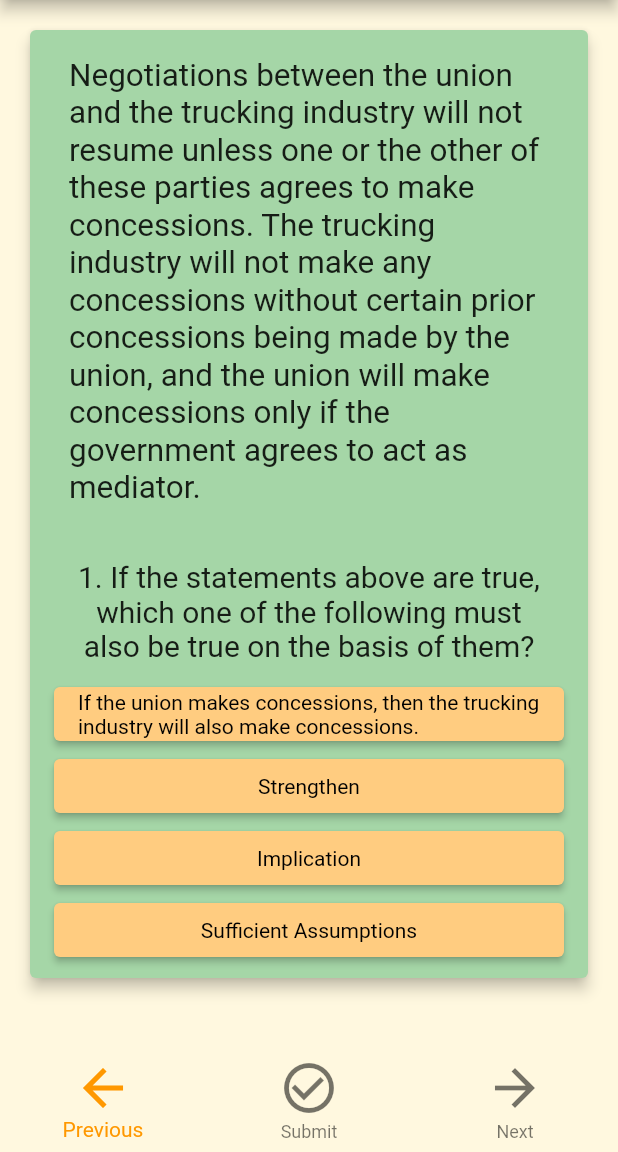
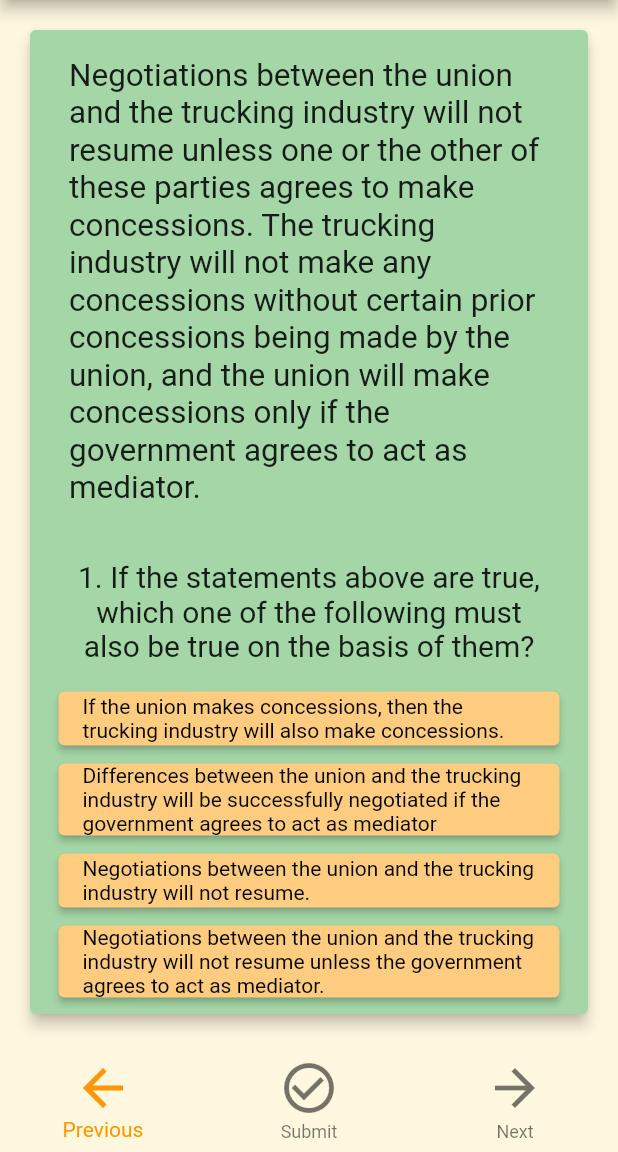
Before and after one commit to bsalloum123/lsat_prep_app_2, a Flutter app: the pTestDesign screen opened directly, on a phone screen of 412 x 824 dp, the part 84-1236 px from its top. Run offline on Flutter 3.47's test engine with Material 2 defaults, Android fonts, the phone set to English and light mode, and no system bars; our stand-ins replace cloud_firestore, firebase_auth, firebase_core, firebase_storage, flip_card, image_picker; accounts and stored records are empty.

Commit message:
added edgeinset to buttons

```diff
--- a/lib/CatRec/answer.dart
+++ b/lib/CatRec/answer.dart
@@ -4,6 +4,7 @@ import 'package:lsat_prep_app_2/colorSchemes.dart';
 class Answer extends StatelessWidget {
   final VoidCallback selectHandler;
   final String answerText;
+
   const Answer(this.selectHandler, this.answerText, {Key? key})
       : super(key: key);
 
@@ -11,13 +12,16 @@ class Answer extends StatelessWidget {
   Widget build(BuildContext context) {
     return SizedBox(
       width: double.infinity,
-      child: ElevatedButton(
-        onPressed: selectHandler,
-        style: ButtonStyle(
-            textStyle:
-            MaterialStateProperty.all(const TextStyle(color: Colors.white)),
-            backgroundColor: MaterialStateProperty.all(Colors.orange[200])),
-        child: Text(answerText),
+      child: Padding(
+        padding: const EdgeInsets.all(3.0),
+        child: ElevatedButton(
+          onPressed: selectHandler,
+          style: ButtonStyle(
+              textStyle: MaterialStateProperty.all(
+                  const TextStyle(color: Colors.white)),
+              backgroundColor: MaterialStateProperty.all(Colors.orange[200])),
+          child: Text(answerText),
+        ),
       ),
     );
   }
--- a/lib/FlashCard.dart
+++ b/lib/FlashCard.dart
@@ -1,10 +1,11 @@
 import 'package:flip_card/flip_card.dart';
+
 //import 'package:flutter/cupertino.dart';
 import 'package:flutter/material.dart';
 import 'package:lsat_prep_app_2/CardView.dart';
 import 'package:lsat_prep_app_2/FlashQuiz.dart';
 
-class FlashCard extends StatefulWidget{
+class FlashCard extends StatefulWidget {
   const FlashCard({Key? key}) : super(key: key);
 
   // @override
@@ -23,8 +24,6 @@ class FlashCard extends StatefulWidget{
   State<StatefulWidget> createState() {
     return _FlashCState();
   }
-
-
 }
 // class FlashC extends StatefulWidget{
 //   const FlashC({Key? key}) : super (key: key);
@@ -32,17 +31,26 @@ class FlashCard extends StatefulWidget{
 //   _FlashCState createState() => _FlashCState();
 // }
 
-class _FlashCState extends State <FlashCard>{
-  final List<FlashQuiz>_FlashQuizes = [
-    FlashQuiz(question: "Spell today", answer: "today"),
-    FlashQuiz(question: "Spell yesterday", answer: "yesterday"),
-    FlashQuiz(question: "Spell monday", answer: "monday"),
+class _FlashCState extends State<FlashCard> {
+  final List<FlashQuiz> _FlashQuizes = [
+    FlashQuiz(
+        question:
+            "If the statements above are true, which one of the following must also be true on the basis of them?",
+        answer: "Implication"),
+    FlashQuiz(
+        question:
+            "Which one of the following, if true, would most seriously undermine the scientist's hypothesis?",
+        answer: "Weaken"),
+    FlashQuiz(
+        question:
+            "Which of the following, if true, would most strongly support the position above?",
+        answer: "Strengthen"),
   ];
 
   int _currentIndex = 0;
 
   @override
-  Widget build (BuildContext context){
+  Widget build(BuildContext context) {
     return Scaffold(
         appBar: AppBar(
           title: const Text('Flash Cards'),
@@ -64,53 +72,42 @@ class _FlashCState extends State <FlashCard>{
             SizedBox(
                 width: 300,
                 height: 300,
+                child: Padding(
+                  padding: const EdgeInsets.all(3.0),
                   child: FlipCard(
                     front: CardView(text: _FlashQuizes[_currentIndex].question),
                     back: CardView(text: _FlashQuizes[_currentIndex].answer),
                   ),
-              ),
-              Row(
-                mainAxisAlignment: MainAxisAlignment.spaceAround,
-                children:[
+                )),
+            Row(mainAxisAlignment: MainAxisAlignment.spaceAround, children: [
               OutlinedButton.icon(
                   onPressed: showPreviousCard,
                   icon: const Icon(Icons.chevron_left_rounded),
-                      label: const Text('Previous')
-
-                  ),
+                  label: const Text('Previous')),
               OutlinedButton.icon(
                   onPressed: showNextCard,
                   icon: const Icon(Icons.chevron_right_rounded),
-                      label: const Text('Next')
+                  label: const Text('Next'))
+            ])
+          ],
+        )));
+  }
 
-                  )
-                ]
-
-              )
-
-            ],
-          )
-        )
-      );
-  }
   void showNextCard() {
     setState(() {
       //(_currentIndex  + 1 < _FlashQuizes.length )? _currentIndex + 1:0;
-      if (_currentIndex + 1 < _FlashQuizes.length){
+      if (_currentIndex + 1 < _FlashQuizes.length) {
         _currentIndex += 1;
       }
-
     });
-
   }
 
   void showPreviousCard() {
     setState(() {
       //(_currentIndex  - 1 > 0 )? _currentIndex - 1:0;
-      if (_currentIndex - 1 > -1){
+      if (_currentIndex - 1 > -1) {
         _currentIndex -= 1;
       }
-
     });
   }
 }
--- a/lib/practiceExam.dart
+++ b/lib/practiceExam.dart
@@ -21,9 +21,9 @@ class _pTestState extends State<pTestDesign> {
       'questionText': '1. If the statements above are true, which one of the following must also be true on the basis of them?',
       'answers': [
         {'text': 'If the union makes concessions, then the trucking industry will also make concessions.', 'score': -2},
-        {'text': 'Strengthen', 'score': -2},
-        {'text': 'Implication', 'score': 10},
-        {'text': 'Sufficient Assumptions', 'score': -2},
+        {'text': 'Differences between the union and the trucking industry will be successfully negotiated if the government agrees to act as mediator', 'score': -2},
+        {'text': 'Negotiations between the union and the trucking industry will not resume.', 'score': 10},
+        {'text': 'Negotiations between the union and the trucking industry will not resume unless the government agrees to act as mediator.', 'score': -2},
       ],
     },
     {
@@ -31,10 +31,10 @@ class _pTestState extends State<pTestDesign> {
       'Scientists analyzing air bubbles that had been trapped in Antarctic ice during the Earth\'s last ice age found that the ice-age atmosphere had contained unusually large amounts of ferrous material and surprisingly small amounts of carbon dioxide. One scientist noted that algae absorb carbon dioxide from the atmosphere. The scientist hypothesized that the ferrous material, which was contained in atmospheric dust, had promoted a great increase in the population of Antarctic algae such as diatoms.',
       'questionText': '2. Which one of the following, if true, would most seriously undermine the scientist\'s hypothesis?',
       'answers': [
-        {'text': 'Others', 'score': -2},
-        {'text': 'Principle', 'score': -2},
-        {'text': 'Implication', 'score': -2},
-        {'text': 'Weaken', 'score': 10
+        {'text': 'Diatoms are a microscopic form of algae that has remained largely unchanged since the last ice age.', 'score': -2},
+        {'text': 'Sediment from the ocean floor near Antarctica reflects no increase, during the last ice age, in the rate at which the shells that diatoms leave when they die accumulated.', 'score': -2},
+        {'text': 'The dust found in the air bubbles trapped in Antarctic ice contained other minerals in addition to the ferrous material.', 'score': -2},
+        {'text': 'Algae that currently grow in the oceans near Antarctica do not appear to be harmed by even a large increase in exposure to ferrous material.', 'score': 10
         },
       ],
     },
@@ -43,10 +43,10 @@ class _pTestState extends State<pTestDesign> {
       'Many breakfast cereals are fortified with vitamin supplements. Some of these cereals provide 100 percent of the recommended daily requirement of vitamins. Nevertheless, a well-balanced breakfast, including a variety of foods, is a better source of those vitamins than are such fortified breakfast cereals alone.',
       'questionText': '3. Which of the following, if true, would most strongly support the position above?',
       'answers': [
-        {'text': 'Sufficient Assumptions', 'score': -2},
-        {'text': 'Strengthen', 'score': 10},
-        {'text': 'Others', 'score': -2},
-        {'text': 'Identify a Flaw', 'score': -2},
+        {'text': 'Cereals containing vitamin supplements are no harder to digest than similar cereals without added vitamins.', 'score': -2},
+        {'text': 'Foods often must be fortified with vitamin supplements because naturally occurring vitamins are removed during processing.', 'score': 10},
+        {'text': 'In many foods, the natural combination of vitamins with other nutrients makes those vitamins more usable by the body than are vitamins added in vitamin supplements.', 'score': -2},
+        {'text': 'Unprocessed cereals are naturally high in several of the vitamins that are usually added to fortified breakfast cereals.', 'score': -2},
       ],
     },
     {
@@ -54,10 +54,10 @@ class _pTestState extends State<pTestDesign> {
       'The average length of stay for patients at Edgewater Hospital is four days, compared to six days at University Hospital. Since studies show that recovery rates at the two hospitals are similar for patients with similar illnesses, University Hospital could decrease its average length of stay without affecting quality of care.',
       'questionText': '4. The reasoning in the argument is most vulnerable to criticism on the grounds that the argument',
       'answers': [
-        {'text': 'Identify a Flaw', 'score': 10},
-        {'text': 'Necessary Assumptions', 'score': -2},
-        {'text': 'Most Strongly Supported', 'score': -2},
-        {'text': 'Explain or Resolve', 'score': -2},
+        {'text': 'Equates the quality of care at a hospital with patient\'s average length of stay', 'score': 10},
+        {'text': 'Treats a condition that will ensure the preservation of quality of care as a condition that is required to preserve quality of care', 'score': -2},
+        {'text': 'Fails to take into account the possibility that patients at University Hospital generally prefer longer hospital stays', 'score': -2},
+        {'text': 'Fails to take into account the possibility that patients at Edgewater Hospital tend to be treated for different illnesses than patients at University Hospital', 'score': -2},
       ],
     },
     {
@@ -65,10 +65,10 @@ class _pTestState extends State<pTestDesign> {
       'Everyone should have access to more than one newspaper, for there are at least two sides to every story. Since all sides of an important story should be covered, and no newspaper adequately covers all sides of every one of its stories, some important stories would not be adequately covered if there were only one newspaper.',
       'questionText': '5. Which one of the following most accurately describes a flaw in the reasoning of the argument?',
       'answers': [
-        {'text': 'Explain or Resolve', 'score': -2},
-        {'text': 'Sufficient Assumptions', 'score': -2},
-        {'text': 'Identify a Flaw', 'score': 10},
-        {'text': 'Weaken', 'score': -2},
+        {'text': 'The argument confuses the inability to cover all sides of every story with the inability to cover all sides of any important story.', 'score': -2},
+        {'text': 'The argument overlooks the possibility that two newspapers could provide the same incomplete coverage of the same important stories.', 'score': -2},
+        {'text': 'The argument is concerned only with important stories and not with all stories.', 'score': 10},
+        {'text': 'A conclusion about what newspapers should do is inferred solely from statements about what newspapers in fact do.', 'score': -2},
       ],
     },
   ];
```
Lines whose indentation alone changed are shown as unchanged.
